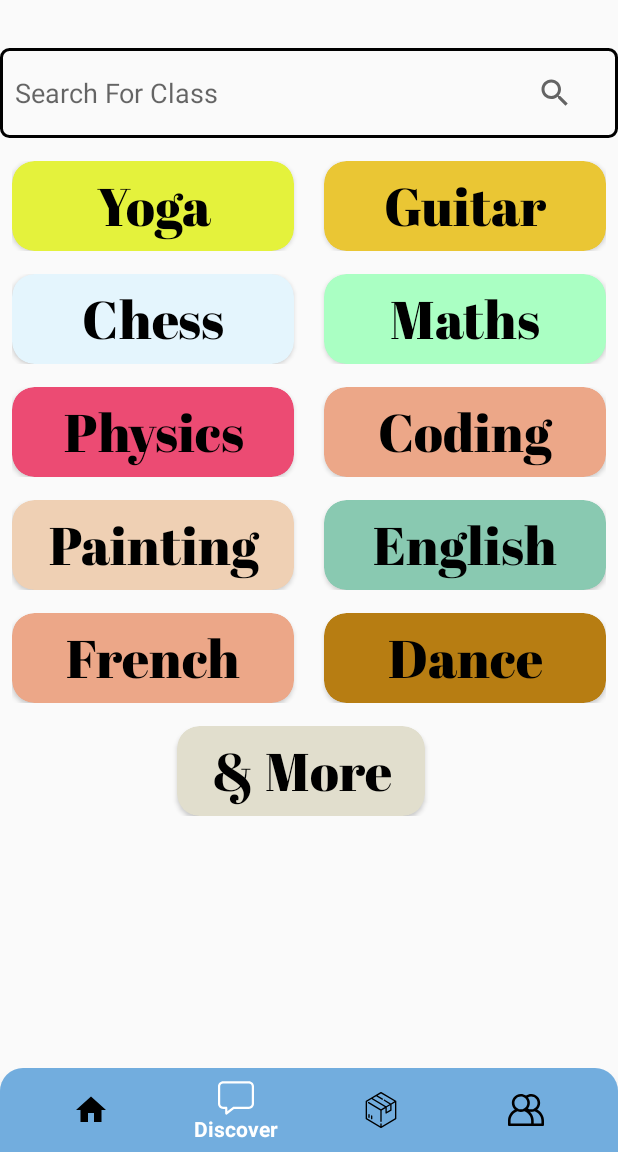
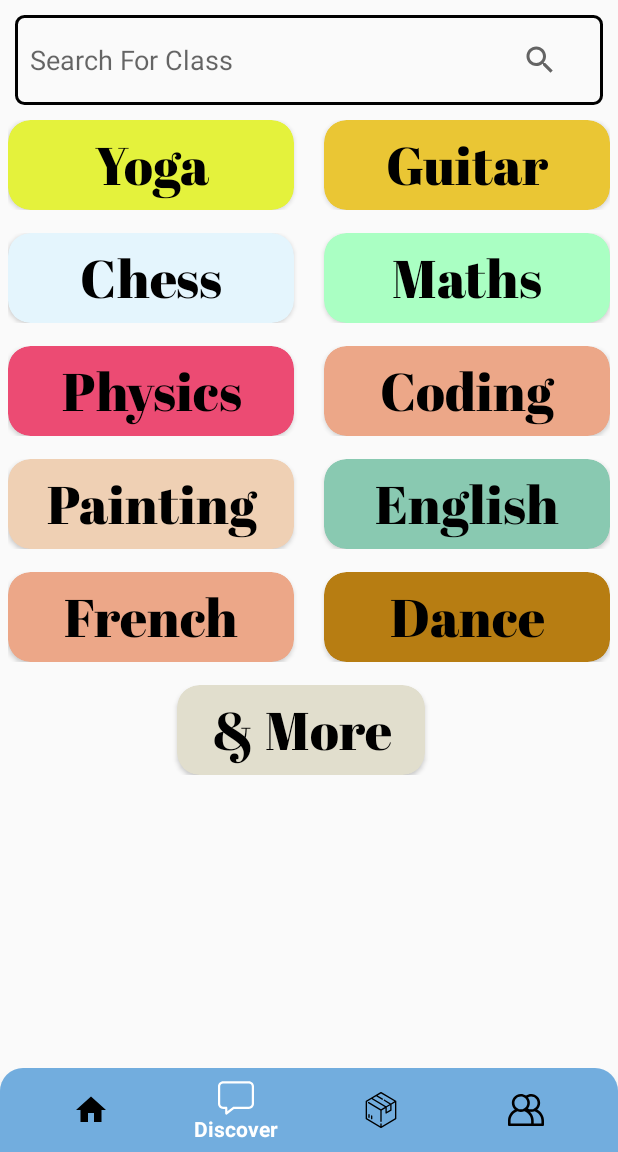
Before and after one commit to DeveloperMlee/BatchMate, an Android app: the screen it shows after launch (CenterMainActivity), item 2 of the bottom bar chosen, on a phone screen of 412 x 824 dp, the part 84-1236 px from its top. Run offline under Robolectric (Android 15) with nearby library versions, the phone set to English and light mode, and no system bars; our stand-ins replace Firebase (no records; nobody signed in at launch, a user with empty details on screens opened directly); libraries missing offline, so code that uses them is left out: com.denzcoskun.imageslider; Roboto replaces fonts that are not available here; 3 statements that could not run were skipped.

Commit message:
some add on discover

```diff
--- a/app/build.gradle
+++ b/app/build.gradle
@@ -31,6 +31,7 @@ android {
 }
 
 dependencies {
+    def lottieVersion="3.7.0"
 
     implementation 'androidx.appcompat:appcompat:1.2.0'
     implementation 'com.google.android.material:material:1.3.0'
@@ -47,4 +48,7 @@ dependencies {
     implementation 'com.github.denzcoskun:ImageSlideshow:0.1.0'
     implementation 'com.github.bumptech.glide:glide:4.12.0'
     annotationProcessor 'com.github.bumptech.glide:compiler:4.12.0'
+
+    implementation 'com.google.android.exoplayer:exoplayer:2.14.0'
+    implementation "com.airbnb.android:lottie:$lottieVersion"
 }
--- a/app/src/main/res/layout/fragment_craft_room.xml
+++ b/app/src/main/res/layout/fragment_craft_room.xml
@@ -1,14 +1,21 @@
 <?xml version="1.0" encoding="utf-8"?>
-<FrameLayout xmlns:android="http://schemas.android.com/apk/res/android"
+<androidx.constraintlayout.widget.ConstraintLayout xmlns:android="http://schemas.android.com/apk/res/android"
+    xmlns:app="http://schemas.android.com/apk/res-auto"
     xmlns:tools="http://schemas.android.com/tools"
     android:layout_width="match_parent"
     android:layout_height="match_parent"
     tools:context=".Fragments.CraftRoomFragment">
 
-    <!-- TODO: Update blank fragment layout -->
-    <TextView
-        android:layout_width="match_parent"
-        android:layout_height="match_parent"
-        android:text="Craft" />
+<!--    <com.airbnb.lottie.LottieAnimationView-->
+<!--        android:layout_width="match_parent"-->
+<!--        android:layout_height="400dp"-->
+<!--        app:layout_constraintBottom_toBottomOf="parent"-->
+<!--        app:layout_constraintEnd_toEndOf="parent"-->
+<!--        app:layout_constraintStart_toStartOf="parent"-->
+<!--        app:layout_constraintTop_toTopOf="parent"-->
+<!--        app:lottie_rawRes="@raw/work"-->
+<!--        app:lottie_autoPlay="true"-->
+<!--        app:lottie_loop="true"-->
+<!--        />-->
 
-</FrameLayout>
+</androidx.constraintlayout.widget.ConstraintLayout>
--- a/app/src/main/res/layout/fragment_discover.xml
+++ b/app/src/main/res/layout/fragment_discover.xml
@@ -1,5 +1,5 @@
 <?xml version="1.0" encoding="utf-8"?>
-<LinearLayout xmlns:android="http://schemas.android.com/apk/res/android"
+<androidx.constraintlayout.widget.ConstraintLayout xmlns:android="http://schemas.android.com/apk/res/android"
     xmlns:app="http://schemas.android.com/apk/res-auto"
     xmlns:tools="http://schemas.android.com/tools"
     android:layout_width="match_parent"
@@ -11,55 +11,63 @@
         android:id="@+id/edtCoviRes"
         android:layout_width="match_parent"
         android:layout_height="60dp"
-        android:layout_marginTop="32dp"
+        android:layout_marginTop="10dp"
+        android:layout_marginLeft="10dp"
+        android:layout_marginRight="10dp"
         android:background="@drawable/round_border"
+        android:drawableRight="@drawable/ic_search"
         android:ems="10"
-        android:drawableRight="@drawable/ic_search"
-        android:paddingRight="30dp"
         android:hint="Search For Class"
         android:inputType="text"
         android:paddingLeft="10dp"
+        android:paddingRight="30dp"
         android:textAllCaps="true"
         android:textColor="@color/black"
-       />
+        app:layout_constraintEnd_toEndOf="parent"
+        app:layout_constraintStart_toStartOf="parent"
+        app:layout_constraintTop_toTopOf="parent" />
 
     <LinearLayout
+        android:id="@+id/linearLayout6"
         android:layout_width="match_parent"
-        android:layout_height="match_parent"
-        android:layout_marginTop="15dp"
-        android:orientation="vertical">
+        android:layout_height="0dp"
+        android:layout_marginStart="5dp"
+        android:layout_marginLeft="5dp"
+        android:layout_marginTop="10dp"
+        android:layout_marginEnd="5dp"
+        android:layout_marginRight="5dp"
+        android:orientation="horizontal"
+        android:weightSum="2"
+        app:layout_constraintEnd_toEndOf="parent"
+        app:layout_constraintStart_toStartOf="parent"
+        app:layout_constraintTop_toBottomOf="@+id/edtCoviRes">
 
-        <LinearLayout
-    android:layout_width="match_parent"
-    android:layout_height="wrap_content"
-    android:weightSum="2"
-    android:layout_marginLeft="8dp"
-    android:layout_marginRight="8dp"
-    android:orientation="horizontal">
         <androidx.cardview.widget.CardView
             android:layout_width="match_parent"
+            android:layout_height="60dp"
+            android:layout_marginRight="10dp"
             android:layout_weight="1"
-       app:cardCornerRadius="15dp"
-       android:layout_marginRight="10dp"
             app:cardBackgroundColor="#E4F23C"
-       android:layout_height="60dp">
+            app:cardCornerRadius="15dp">
+
             <TextView
                 android:layout_width="match_parent"
                 android:layout_height="match_parent"
-           android:textSize="35sp"
+                android:fontFamily="@font/abril_fatface"
+                android:gravity="center"
+                android:text="Yoga"
                 android:textColor="@color/black"
-           android:fontFamily="@font/abril_fatface"
-           android:text="Yoga"
-           android:gravity="center" />
+                android:textSize="35sp" />
 
         </androidx.cardview.widget.CardView>
+
         <androidx.cardview.widget.CardView
             android:layout_width="match_parent"
+            android:layout_height="60dp"
+            android:layout_marginLeft="10dp"
             android:layout_weight="1"
-        app:cardCornerRadius="15dp"
-        android:layout_marginLeft="10dp"
             app:cardBackgroundColor="#EAC634"
-        android:layout_height="60dp">
+            app:cardCornerRadius="15dp">
 
             <TextView
                 android:layout_width="match_parent"
@@ -73,40 +81,49 @@
         </androidx.cardview.widget.CardView>
 
 
+    </LinearLayout>
 
-</LinearLayout>
     <LinearLayout
+        android:id="@+id/linearLayout7"
         android:layout_width="match_parent"
         android:layout_height="wrap_content"
+        android:layout_marginStart="5dp"
+        android:layout_marginLeft="5dp"
         android:layout_marginTop="15dp"
+        android:layout_marginEnd="5dp"
+        android:layout_marginRight="5dp"
+        android:orientation="horizontal"
         android:weightSum="2"
-            android:layout_marginLeft="8dp"
-            android:layout_marginRight="8dp"
-            android:orientation="horizontal">
+        app:layout_constraintEnd_toEndOf="parent"
+        app:layout_constraintStart_toStartOf="parent"
+        app:layout_constraintTop_toBottomOf="@+id/linearLayout6">
+
         <androidx.cardview.widget.CardView
             android:layout_width="match_parent"
+            android:layout_height="60dp"
+            android:layout_marginRight="10dp"
             android:layout_weight="1"
-                app:cardCornerRadius="15dp"
-                android:layout_marginRight="10dp"
             app:cardBackgroundColor="#E4F5FD"
-                android:layout_height="60dp">
+            app:cardCornerRadius="15dp">
+
             <TextView
                 android:layout_width="match_parent"
                 android:layout_height="match_parent"
-                    android:textSize="35sp"
+                android:fontFamily="@font/abril_fatface"
+                android:gravity="center"
+                android:text="Chess"
                 android:textColor="@color/black"
-                    android:fontFamily="@font/abril_fatface"
-                    android:text="Chess"
-                    android:gravity="center" />
+                android:textSize="35sp" />
 
         </androidx.cardview.widget.CardView>
+
         <androidx.cardview.widget.CardView
             android:layout_width="match_parent"
+            android:layout_height="60dp"
+            android:layout_marginLeft="10dp"
             android:layout_weight="1"
-                app:cardCornerRadius="15dp"
-                android:layout_marginLeft="10dp"
             app:cardBackgroundColor="#AAFFC3"
-                android:layout_height="60dp">
+            app:cardCornerRadius="15dp">
 
             <TextView
                 android:layout_width="match_parent"
@@ -120,40 +137,49 @@
         </androidx.cardview.widget.CardView>
 
 
+    </LinearLayout>
 
-        </LinearLayout>
     <LinearLayout
+        android:id="@+id/linearLayout8"
         android:layout_width="match_parent"
         android:layout_height="wrap_content"
+        android:layout_marginStart="5dp"
+        android:layout_marginLeft="5dp"
         android:layout_marginTop="15dp"
+        android:layout_marginEnd="5dp"
+        android:layout_marginRight="5dp"
+        android:orientation="horizontal"
         android:weightSum="2"
-            android:layout_marginLeft="8dp"
-            android:layout_marginRight="8dp"
-            android:orientation="horizontal">
+        app:layout_constraintEnd_toEndOf="parent"
+        app:layout_constraintStart_toStartOf="parent"
+        app:layout_constraintTop_toBottomOf="@+id/linearLayout7">
+
         <androidx.cardview.widget.CardView
             android:layout_width="match_parent"
+            android:layout_height="60dp"
+            android:layout_marginRight="10dp"
             android:layout_weight="1"
-                app:cardCornerRadius="15dp"
-                android:layout_marginRight="10dp"
             app:cardBackgroundColor="#EC4B73"
-                android:layout_height="60dp">
+            app:cardCornerRadius="15dp">
+
             <TextView
                 android:layout_width="match_parent"
                 android:layout_height="match_parent"
-                    android:textSize="35sp"
+                android:fontFamily="@font/abril_fatface"
+                android:gravity="center"
+                android:text="Physics"
                 android:textColor="@color/black"
-                    android:fontFamily="@font/abril_fatface"
-                    android:text="Physics"
-                    android:gravity="center" />
+                android:textSize="35sp" />
 
         </androidx.cardview.widget.CardView>
+
         <androidx.cardview.widget.CardView
             android:layout_width="match_parent"
+            android:layout_height="60dp"
+            android:layout_marginLeft="10dp"
             android:layout_weight="1"
-                app:cardCornerRadius="15dp"
-                android:layout_marginLeft="10dp"
             app:cardBackgroundColor="#ECA788"
-                android:layout_height="60dp">
+            app:cardCornerRadius="15dp">
 
             <TextView
                 android:layout_width="match_parent"
@@ -167,40 +193,49 @@
         </androidx.cardview.widget.CardView>
 
 
+    </LinearLayout>
 
-        </LinearLayout>
     <LinearLayout
+        android:id="@+id/linearLayout9"
         android:layout_width="match_parent"
         android:layout_height="wrap_content"
+        android:layout_marginStart="5dp"
+        android:layout_marginLeft="5dp"
         android:layout_marginTop="15dp"
+        android:layout_marginEnd="5dp"
+        android:layout_marginRight="5dp"
+        android:orientation="horizontal"
         android:weightSum="2"
-            android:layout_marginLeft="8dp"
-            android:layout_marginRight="8dp"
-            android:orientation="horizontal">
+        app:layout_constraintEnd_toEndOf="parent"
+        app:layout_constraintStart_toStartOf="parent"
+        app:layout_constraintTop_toBottomOf="@+id/linearLayout8">
+
         <androidx.cardview.widget.CardView
             android:layout_width="match_parent"
+            android:layout_height="60dp"
+            android:layout_marginRight="10dp"
             android:layout_weight="1"
-                app:cardCornerRadius="15dp"
-                android:layout_marginRight="10dp"
             app:cardBackgroundColor="#EFD0B4"
-                android:layout_height="60dp">
+            app:cardCornerRadius="15dp">
+
             <TextView
                 android:layout_width="match_parent"
                 android:layout_height="match_parent"
-                    android:textSize="35sp"
+                android:fontFamily="@font/abril_fatface"
+                android:gravity="center"
+                android:text="Painting"
                 android:textColor="@color/black"
-                    android:fontFamily="@font/abril_fatface"
-                    android:text="Painting"
-                    android:gravity="center" />
+                android:textSize="35sp" />
 
         </androidx.cardview.widget.CardView>
+
         <androidx.cardview.widget.CardView
             android:layout_width="match_parent"
+            android:layout_height="60dp"
+            android:layout_marginLeft="10dp"
             android:layout_weight="1"
-                app:cardCornerRadius="15dp"
-                android:layout_marginLeft="10dp"
             app:cardBackgroundColor="#89C9B1"
-                android:layout_height="60dp">
+            app:cardCornerRadius="15dp">
 
             <TextView
                 android:layout_width="match_parent"
@@ -214,40 +249,50 @@
         </androidx.cardview.widget.CardView>
 
 
+    </LinearLayout>
 
-        </LinearLayout>
+
     <LinearLayout
+        android:id="@+id/linearLayout10"
         android:layout_width="match_parent"
         android:layout_height="wrap_content"
+        android:layout_marginStart="5dp"
+        android:layout_marginLeft="5dp"
         android:layout_marginTop="15dp"
+        android:layout_marginEnd="5dp"
+        android:layout_marginRight="5dp"
+        android:orientation="horizontal"
         android:weightSum="2"
-            android:layout_marginLeft="8dp"
-            android:layout_marginRight="8dp"
-            android:orientation="horizontal">
+        app:layout_constraintEnd_toEndOf="parent"
+        app:layout_constraintStart_toStartOf="parent"
+        app:layout_constraintTop_toBottomOf="@+id/linearLayout9">
+
         <androidx.cardview.widget.CardView
             android:layout_width="match_parent"
+            android:layout_height="60dp"
+            android:layout_marginRight="10dp"
             android:layout_weight="1"
-                app:cardCornerRadius="15dp"
-                android:layout_marginRight="10dp"
             app:cardBackgroundColor="#ECA788"
-                android:layout_height="60dp">
+            app:cardCornerRadius="15dp">
+
             <TextView
                 android:layout_width="match_parent"
                 android:layout_height="match_parent"
-                    android:textSize="35sp"
+                android:fontFamily="@font/abril_fatface"
+                android:gravity="center"
+                android:text="French"
                 android:textColor="@color/black"
-                    android:fontFamily="@font/abril_fatface"
-                    android:text="French"
-                    android:gravity="center" />
+                android:textSize="35sp" />
 
         </androidx.cardview.widget.CardView>
+
         <androidx.cardview.widget.CardView
             android:layout_width="match_parent"
+            android:layout_height="60dp"
+            android:layout_marginLeft="10dp"
             android:layout_weight="1"
-                app:cardCornerRadius="15dp"
-                android:layout_marginLeft="10dp"
             app:cardBackgroundColor="#B77D12"
-                android:layout_height="60dp">
+            app:cardCornerRadius="15dp">
 
             <TextView
                 android:layout_width="match_parent"
@@ -261,38 +306,43 @@
         </androidx.cardview.widget.CardView>
 
 
+    </LinearLayout>
 
-        </LinearLayout>
     <LinearLayout
+        android:id="@+id/linearLayout5"
         android:layout_width="match_parent"
         android:layout_height="wrap_content"
+        android:layout_marginStart="5dp"
+        android:layout_marginLeft="5dp"
         android:layout_marginTop="15dp"
+        android:layout_marginEnd="5dp"
+        android:layout_marginRight="5dp"
+        android:gravity="center"
+        android:orientation="horizontal"
         android:weightSum="2"
-            android:layout_marginLeft="8dp"
-            android:layout_marginRight="8dp"
-            android:gravity="center"
-            android:orientation="horizontal">
+        app:layout_constraintEnd_toEndOf="parent"
+        app:layout_constraintStart_toStartOf="parent"
+        app:layout_constraintTop_toBottomOf="@+id/linearLayout10">
+
         <androidx.cardview.widget.CardView
             android:layout_width="165dp"
-                app:cardCornerRadius="15dp"
+            android:layout_height="60dp"
             android:layout_marginRight="10dp"
             app:cardBackgroundColor="#E1DECD"
-                android:layout_height="60dp">
+            app:cardCornerRadius="15dp">
+
             <TextView
                 android:layout_width="match_parent"
                 android:layout_height="match_parent"
-                    android:textSize="35sp"
+                android:fontFamily="@font/abril_fatface"
+                android:gravity="center"
+                android:text="&amp; More"
                 android:textColor="@color/black"
-                    android:fontFamily="@font/abril_fatface"
-                    android:text="&amp; More"
-                    android:gravity="center" />
+                android:textSize="35sp" />
 
         </androidx.cardview.widget.CardView>
 
 
-
-
-        </LinearLayout>
     </LinearLayout>
 
-</LinearLayout>
+</androidx.constraintlayout.widget.ConstraintLayout>
--- a/build.gradle
+++ b/build.gradle
@@ -5,7 +5,7 @@ buildscript {
         mavenCentral()
     }
     dependencies {
-        classpath "com.android.tools.build:gradle:4.2.0"
+        classpath 'com.android.tools.build:gradle:4.2.1'
         classpath 'com.google.gms:google-services:4.3.8'
 
         // NOTE: Do not place your application dependencies here; they belong
```
Lines whose indentation alone changed are shown as unchanged.
